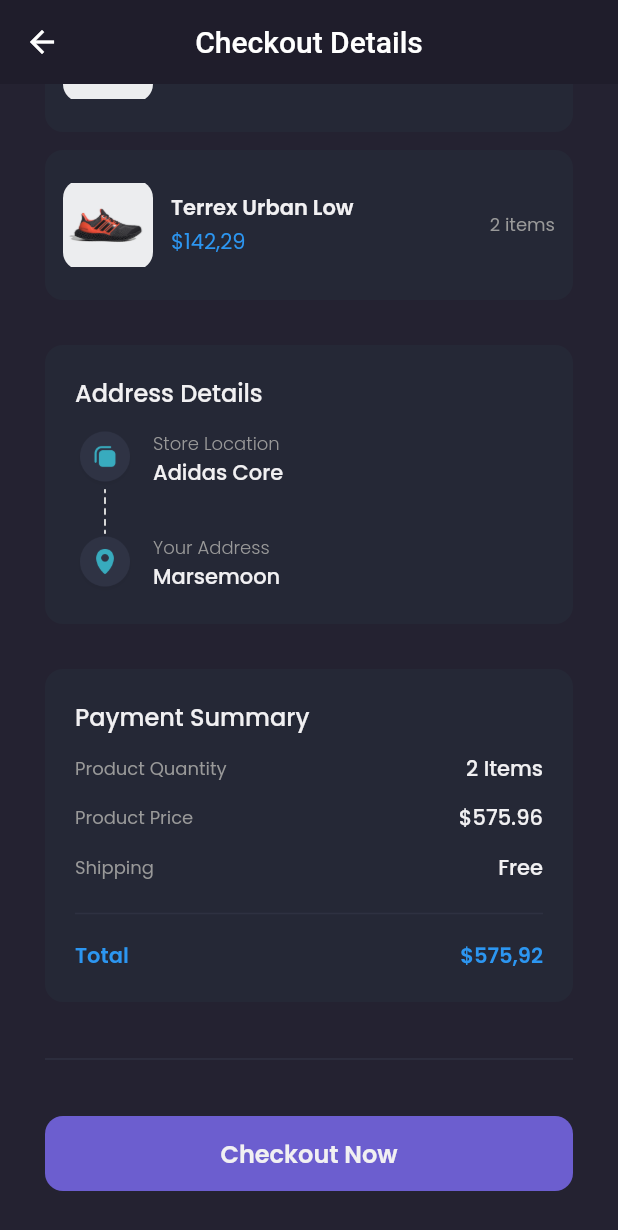
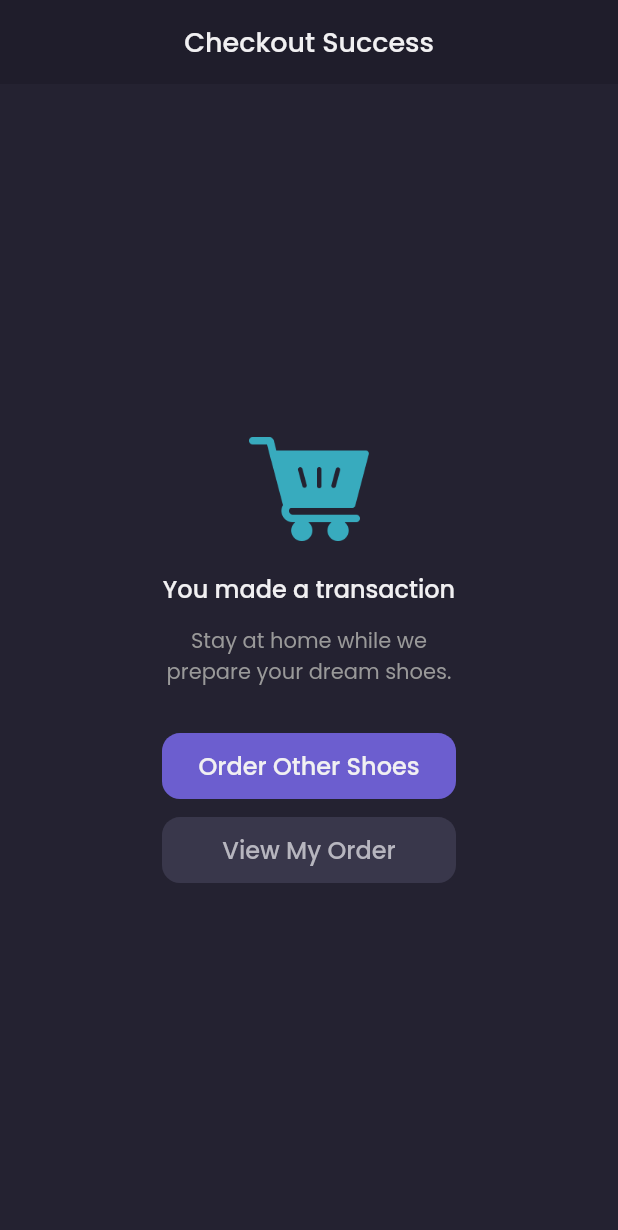
Before and after one commit to hanz-fr/fluvel-ecommerce-fe, a Flutter app: the CheckoutPage screen opened by its route, scrolled down 134 dp, after a tap on "Checkout Now", on a phone screen of 412 x 824 dp. Shown: the top 1230 px of the screen. Run offline on Flutter 3.47's test engine with Material 2 defaults, Android fonts, the phone set to English and light mode, and no system bars; our stand-ins replace carousel_slider, google_fonts.

Commit message:
added checkout success page

```diff
--- a/lib/main.dart
+++ b/lib/main.dart
@@ -1,5 +1,6 @@
 import 'package:flutter/material.dart';
 import 'package:flutter_ecommerce/pages/checkout_page.dart';
+import 'package:flutter_ecommerce/pages/checkout_success_page.dart';
 import 'package:flutter_ecommerce/pages/detail_chat_page.dart';
 import 'package:flutter_ecommerce/pages/home/main_page.dart';
 import 'package:flutter_ecommerce/pages/sign_in_page.dart';
@@ -30,6 +31,7 @@ class MyApp extends StatelessWidget {
         '/product': (context) => ProductPage(),
         '/cart': (context) => const CartPage(),
         '/checkout': (context) => const CheckoutPage(),
+        '/checkout-success':(context) => const CheckoutSuccessPage(),
       },
     );
   }
--- /dev/null
+++ b/lib/models/user_model.dart
@@ -0,0 +1,40 @@
+class UserModel {
+  late int id;
+  late String name;
+  late String email;
+  late String username;
+  late String profilePhotoUrl;
+  late String token;
+
+
+  UserModel({
+    required this.id,
+    required this.name,
+    required this.username,
+    required this.email,
+    required this.profilePhotoUrl,
+    required this.token,
+  });
+
+
+  UserModel.fromJson(Map<String, dynamic> json) {
+    id = json['id'];
+    name = json['name'];
+    username = json['username'];
+    email = json['email'];
+    profilePhotoUrl = json['profile_photo_url'];
+    token = json['token'];
+  }
+
+
+  Map<String, dynamic> toJson() {
+    return {
+      'id': id,
+      'name': name,
+      'username': username,
+      'email': email,
+      'profile_photo_url': profilePhotoUrl,
+      'token': token
+    };
+  }
+}
--- a/lib/pages/checkout_page.dart
+++ b/lib/pages/checkout_page.dart
@@ -14,7 +14,13 @@ class CheckoutPage extends StatelessWidget {
           backgroundColor: bgColor1,
           elevation: 0,
           centerTitle: true,
-          title: const Text('Checkout Details'),
+          title: Text(
+            'Checkout Details',
+            style: primaryTextStyle.copyWith(
+              fontSize: 18,
+              fontWeight: medium,
+            ),
+          ),
         ),
       );
     }
@@ -246,7 +252,11 @@ class CheckoutPage extends StatelessWidget {
               vertical: defaultMargin,
             ),
             child: TextButton(
-              onPressed: () {},
+              onPressed: () {
+                Navigator.pushNamedAndRemoveUntil(
+                  context, '/checkout-success', (route) => false
+                );
+              },
               style: TextButton.styleFrom(
                 backgroundColor: primaryColor,
                 shape: RoundedRectangleBorder(
--- /dev/null
+++ b/lib/pages/checkout_success_page.dart
@@ -0,0 +1,112 @@
+import 'package:flutter/material.dart';
+import 'package:flutter_ecommerce/theme.dart';
+
+class CheckoutSuccessPage extends StatelessWidget {
+  const CheckoutSuccessPage({Key? key}) : super(key: key);
+  @override
+  Widget build(BuildContext context) {
+
+    /* Header */
+    PreferredSize header() {
+      return PreferredSize(
+        preferredSize: const Size.fromHeight(56),
+        child: AppBar(
+          backgroundColor: bgColor1,
+          elevation: 0,
+          centerTitle: true,
+          title: Text(
+            'Checkout Success',
+            style: primaryTextStyle.copyWith(
+              fontWeight: medium,
+              fontSize: 18
+            ),
+          ),
+        ),
+      );
+    }
+
+    /* Content */
+    Widget content() {
+      return Center(
+        child: Column(
+          mainAxisAlignment: MainAxisAlignment.center,
+          children: [
+            Image.asset(
+              'assets/emptycart_icon.png',
+              width: 80,
+            ),
+            const SizedBox(
+              height: 20,
+            ),
+            Text(
+              'You made a transaction',
+              style: primaryTextStyle.copyWith(
+                fontSize: 16,
+                fontWeight: medium,
+              ),
+            ),
+            const SizedBox(
+              height: 12,
+            ),
+            Text(
+              'Stay at home while we\nprepare your dream shoes.',
+              style: secondaryTextStyle,
+              textAlign: TextAlign.center,
+            ),
+            Container(
+              width: 196,
+              height: 44,
+              margin: EdgeInsets.only(top: defaultMargin),
+              child: TextButton(
+                onPressed: () {
+                  Navigator.pushNamedAndRemoveUntil(context, '/home', (route) => false);
+                },
+                style: TextButton.styleFrom(
+                  backgroundColor: primaryColor,
+                  shape: RoundedRectangleBorder(
+                    borderRadius: BorderRadius.circular(12)
+                  ),
+                ),
+                child: Text(
+                  'Order Other Shoes',
+                  style: primaryTextStyle.copyWith(
+                    fontSize: 16,
+                    fontWeight: medium
+                  ),
+                ),
+              ),
+            ),
+            Container(
+              width: 196,
+              height: 44,
+              margin: const EdgeInsets.only(top: 12),
+              child: TextButton(
+                onPressed: () {},
+                style: TextButton.styleFrom(
+                  backgroundColor: const Color(0xff39374B),
+                  shape: RoundedRectangleBorder(
+                    borderRadius: BorderRadius.circular(12)
+                  ),
+                ),
+                child: Text(
+                  'View My Order',
+                  style: primaryTextStyle.copyWith(
+                    fontSize: 16,
+                    fontWeight: medium,
+                    color: const Color(0xffB7B6BF),
+                  ),
+                ),
+              ) ,
+            )
+          ],
+        ),
+      );
+    }
+
+    return Scaffold(
+      backgroundColor: bgColor3,
+      appBar: header(),
+      body: content(),
+    );
+  }
+}
--- a/pubspec.yaml
+++ b/pubspec.yaml
@@ -36,6 +36,8 @@ dependencies:
   cupertino_icons: ^1.0.2
   google_fonts: ^3.0.1
   carousel_slider: ^4.2.1
+  provider: ^6.0.5
+  http: ^0.13.5
 
 dev_dependencies:
   flutter_test:
```
Also changed, not shown: pubspec.lock.
